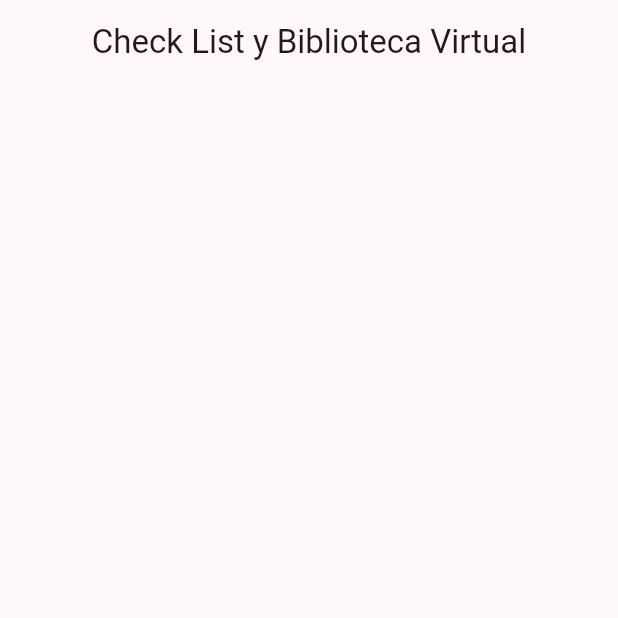
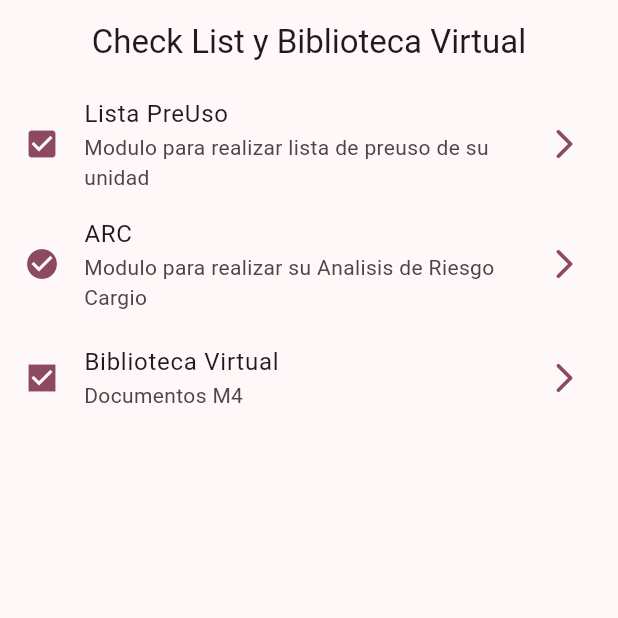
Before and after one commit to JeanPiereR/chequeojp, a Flutter app: the screen it shows after launch, on a phone screen of 412 x 824 dp, the top half of it. Run offline on Flutter 3.47's test engine with Material 2 defaults, Android fonts, the phone set to English and light mode, and no system bars.

Commit message:
list_tile

```diff
--- /dev/null
+++ b/lib/config/menu_items/menu_items.dart
@@ -0,0 +1,32 @@
+import 'package:flutter/material.dart';
+
+class MenuItem {
+  final String title;
+  final String subTitle;
+  final String link;
+  final IconData icon;
+
+  const MenuItem(
+      {required this.title,
+      required this.subTitle,
+      required this.link,
+      required this.icon});
+}
+
+const appMenuItems = <MenuItem>[
+  MenuItem(
+      title: "Lista PreUso",
+      subTitle: "Modulo para realizar lista de preuso de su unidad",
+      link: "/preuso",
+      icon: Icons.check_box),
+  MenuItem(
+      title: "ARC",
+      subTitle: "Modulo para realizar su Analisis de Riesgo Cargio",
+      link: "/arc",
+      icon: Icons.check_circle),
+  MenuItem(
+      title: "Biblioteca Virtual",
+      subTitle: "Documentos M4",
+      link: "/biblioteca",
+      icon: Icons.check_box_sharp),
+];
--- a/lib/presentation/screens/home/home_screen.dart
+++ b/lib/presentation/screens/home/home_screen.dart
@@ -1,3 +1,6 @@
+// ignore_for_file: non_constant_identifier_names, camel_case_types
+
+import 'package:chequeo_f_h/config/menu_items/menu_items.dart';
 import 'package:flutter/material.dart';
 
 class HomeScreen extends StatelessWidget {
@@ -9,6 +12,52 @@ class HomeScreen extends StatelessWidget {
       appBar: AppBar(
         title: const Text("Check List y Biblioteca Virtual"),
       ),
+      body: const _Home_View(),
     );
   }
 }
+
+class _Home_View extends StatelessWidget {
+  const _Home_View();
+
+  @override
+  Widget build(BuildContext context) {
+    return ListView.builder(
+
+        ///El ListView se adaptara de forma automatica al N° de items
+        itemCount: appMenuItems.length,
+
+        ///Listado de modulos
+        itemBuilder: (context, index) {
+          final MenuItem = appMenuItems[index];
+
+          return _customMenuTile(menuItem: MenuItem);
+        });
+  }
+}
+
+class _customMenuTile extends StatelessWidget {
+  const _customMenuTile({
+    required this.menuItem,
+  });
+
+  final MenuItem menuItem;
+
+  @override
+  Widget build(BuildContext context) {
+    final colors = Theme.of(context).colorScheme;
+
+    return ListTile(
+      leading: Icon(menuItem.icon, color: colors.primary),
+      trailing: Icon(
+        Icons.arrow_forward_ios_rounded,
+        color: colors.primary,
+      ),
+      title: Text(menuItem.title),
+      subtitle: Text(menuItem.subTitle),
+      onTap: () {
+        //TODO IMPLEMENTAR GO_ROUTER
+      },
+    );
+  }
+}
```
